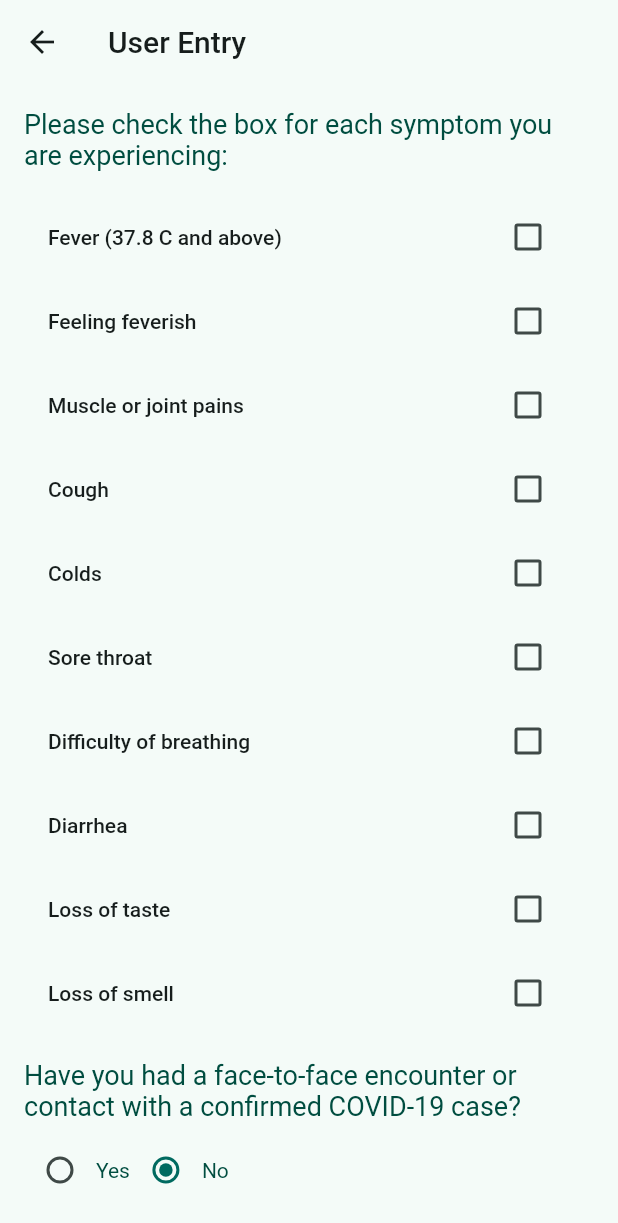
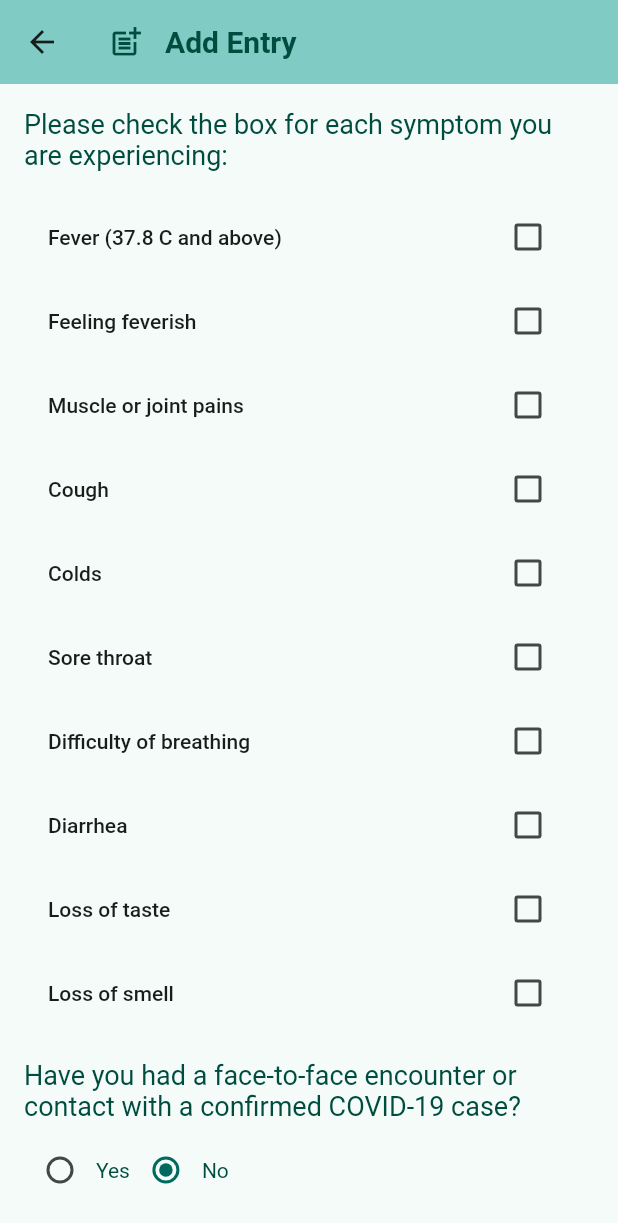
Before and after one commit to Danie-A/CMSC23_FlutterApp_HealthMon, a Flutter app: the UserAddEntry screen opened by its route, on a phone screen of 412 x 824 dp. Shown: the top 1223 px of the screen. Run offline on Flutter 3.47's test engine with Material 2 defaults, Android fonts, the phone set to English and light mode, and no system bars; our stand-ins replace cloud_firestore, firebase_auth, firebase_core, qr_flutter; missing offline and left inert: qr_code_scanner; accounts and stored records are empty.

Commit message:
fix: modify

```diff
--- a/lib/screens/User/UserAddEntry.dart
+++ b/lib/screens/User/UserAddEntry.dart
@@ -39,7 +39,16 @@ class _UserAddEntryState extends State<UserAddEntry> {
 
     return Scaffold(
       appBar: AppBar(
-        title: Text('User Entry'),
+        title: Row(children: [
+          Icon(Icons.post_add_outlined, color: Color(0xFF004D40)),
+          SizedBox(width: 14),
+          Text("Add Entry",
+              style: TextStyle(
+                fontWeight: FontWeight.bold,
+                color: Color(0xFF004D40),
+              ))
+        ]),
+        backgroundColor: Colors.teal[200],
       ),
       body: Padding(
           padding: const EdgeInsets.all(16.0),
@@ -216,12 +225,6 @@ class _UserAddEntryState extends State<UserAddEntry> {
                       context.read<UserDetailListProvider>().editEntryId(
                           context.read<AuthProvider>().userId, fetchedEntryId);
 
-                      // context.read<EntryListProvider>().addEntryDetail(newEntry);
-
-                      // context
-                      //     .read<EntryListProvider>()
-                      //     .setCurrentEntry(newEntry);
-                      // change status of user in UserDetailListProvider
                       context.read<UserDetailListProvider>().editStatus(
                           context.read<AuthProvider>().userId, newEntry.status);
 
```
